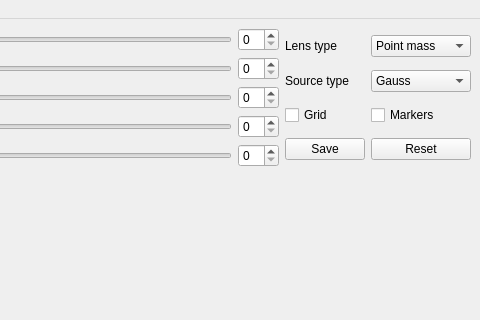
Old version of the form CosmoAI_qt/mainwindow.ui in the repository Simon-Ing/Cosmo_Ai; both pictures show x 362 to 842 and y 0 to 320 of the 842 by 693 pixel window.
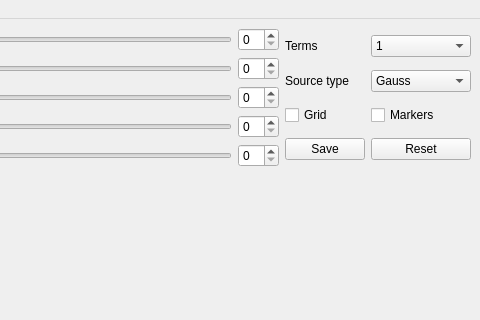
New version of the form.

Commit message: implemented finite terms in qt!!

What changed in the file:
```diff
--- a/CosmoAI_qt/mainwindow.ui
+++ b/CosmoAI_qt/mainwindow.ui
@@ -172,7 +172,7 @@
       <item row="0" column="0">
        <widget class="QLabel" name="label_4">
         <property name="text">
-         <string>Lens type</string>
+         <string>Terms</string>
         </property>
        </widget>
       </item>
@@ -192,7 +192,7 @@
         </property>
         <item>
          <property name="text">
-          <string>Point mass</string>
+          <string>1</string>
          </property>
         </item>
         <item>
```
Left out of the diff: 97 changed lines with no effect on the pictures. The commit also changes 2 other files.
